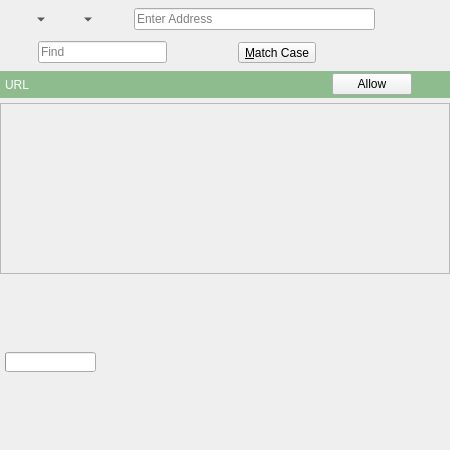
This is 2.x/UI/dooble_page.ui in textbrowser/dooble as Qt 5 draws it before an edit. The edited form follows.
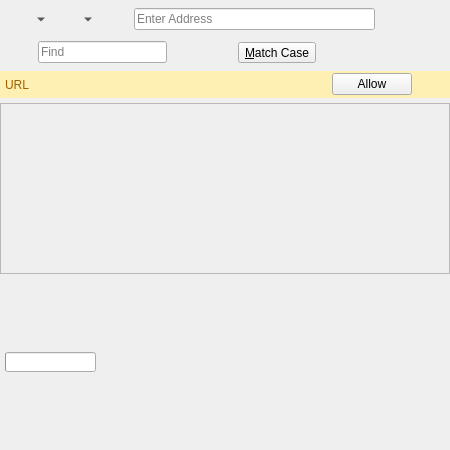
This is the edited form. Custom widgets are drawn as their Qt base class.

The edit to the form file:
```diff
--- a/2.x/UI/dooble_page.ui
+++ b/2.x/UI/dooble_page.ui
@@ -273,7 +273,7 @@
       </sizepolicy>
      </property>
      <property name="styleSheet">
-      <string notr="true">QFrame {background-color: #8fbc8f;}</string>
+      <string notr="true">QFrame {background-color: #feefb3;}</string>
      </property>
      <layout class="QHBoxLayout" name="horizontalLayout_3">
       <property name="spacing">
@@ -300,7 +300,7 @@
          </sizepolicy>
         </property>
         <property name="styleSheet">
-         <string notr="true">QLabel {color: white;}</string>
+         <string notr="true">QLabel {color: #9f6000;}</string>
         </property>
         <property name="text">
          <string>URL</string>
```
